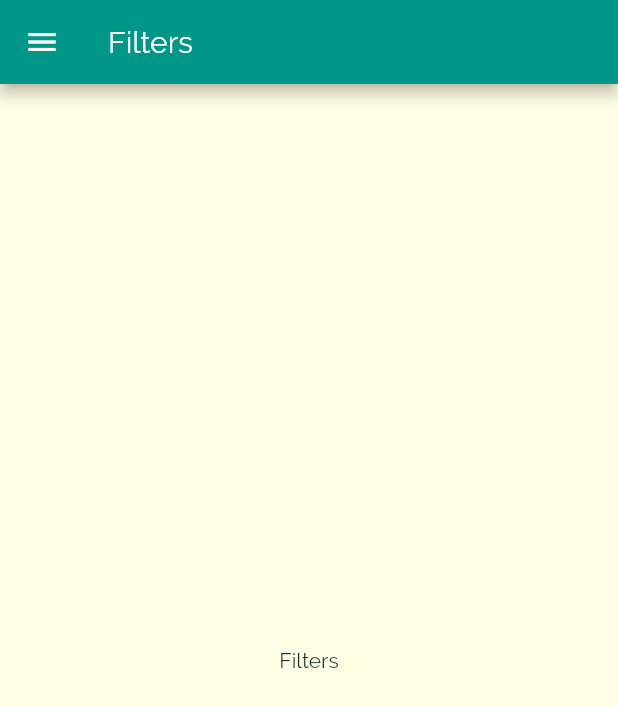
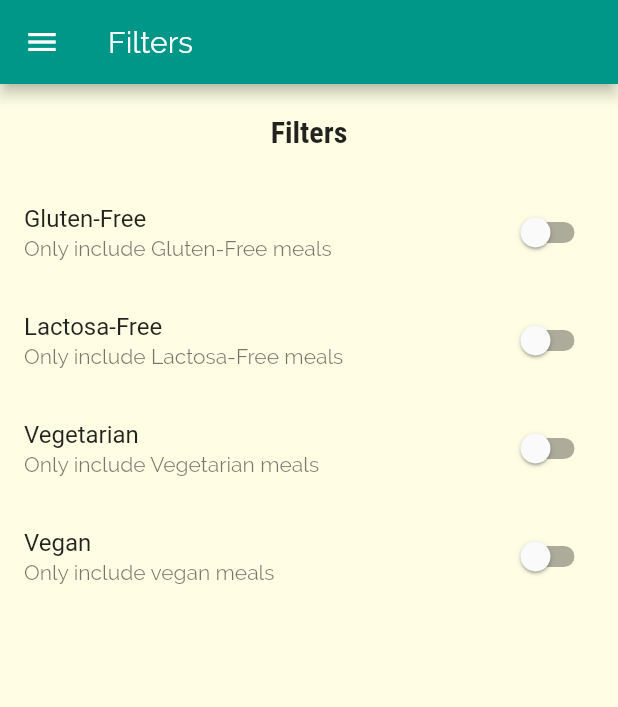
Before and after one commit to lemanfoetra/flutter-module-7-navigation-multiplescreen, a Flutter app: the FiltersScreen screen opened by its route, on a phone screen of 412 x 824 dp. Shown: the top 707 px of the screen. Run offline on Flutter 3.47's test engine with Material 2 defaults, Android fonts, the phone set to English and light mode, and no system bars.

Commit message:
Adding Filter Switches

```diff
--- a/lib/screen/filters_screen.dart
+++ b/lib/screen/filters_screen.dart
@@ -1,8 +1,28 @@
 import 'package:flutter/material.dart';
 import '../widget/my_drawer.dart';
 
-class FiltersScreen extends StatelessWidget {
+class FiltersScreen extends StatefulWidget {
   static const routeName = '/filter_screen';
+
+  @override
+  _FiltersScreenState createState() => _FiltersScreenState();
+}
+
+class _FiltersScreenState extends State<FiltersScreen> {
+  bool _gluttenFree = false;
+  bool _isVeganFree = false;
+  bool _isVegetarianFree = false;
+  bool _isLactosaFree = false;
+
+  Widget buildSwitchListTile(
+      String title, String subtitle, bool value, Function onChange) {
+    return SwitchListTile(
+      value: value,
+      onChanged: onChange,
+      title: Text(title),
+      subtitle: Text(subtitle),
+    );
+  }
 
   @override
   Widget build(BuildContext context) {
@@ -10,8 +30,72 @@ class FiltersScreen extends StatelessWidget {
       appBar: AppBar(
         title: Text('Filters'),
       ),
-      body: Center(
-        child: Text('Filters'),
+      body: Column(
+        children: <Widget>[
+          Container(
+            padding: EdgeInsets.all(20),
+            child: Center(
+              child: Text(
+                'Filters',
+                style: Theme.of(context).textTheme.title,
+              ),
+            ),
+          ),
+          Expanded(
+            child: ListView(
+              children: <Widget>[
+                buildSwitchListTile(
+                  'Gluten-Free',
+                  'Only include Gluten-Free meals',
+                  _gluttenFree,
+                  (newValue) {
+                    setState(
+                      () {
+                        _gluttenFree = newValue;
+                      },
+                    );
+                  },
+                ),
+                buildSwitchListTile(
+                  'Lactosa-Free',
+                  'Only include Lactosa-Free meals',
+                  _isLactosaFree,
+                  (newValue) {
+                    setState(
+                      () {
+                        _isLactosaFree = newValue;
+                      },
+                    );
+                  },
+                ),
+                buildSwitchListTile(
+                  'Vegetarian',
+                  'Only include Vegetarian meals',
+                  _isVegetarianFree,
+                  (newValue) {
+                    setState(
+                      () {
+                        _isVegetarianFree = newValue;
+                      },
+                    );
+                  },
+                ),
+                buildSwitchListTile(
+                  'Vegan',
+                  'Only include vegan meals',
+                  _isVeganFree,
+                  (newValue) {
+                    setState(
+                      () {
+                        _isVeganFree = newValue;
+                      },
+                    );
+                  },
+                )
+              ],
+            ),
+          )
+        ],
       ),
       drawer: MyDrawer(),
     );
```
